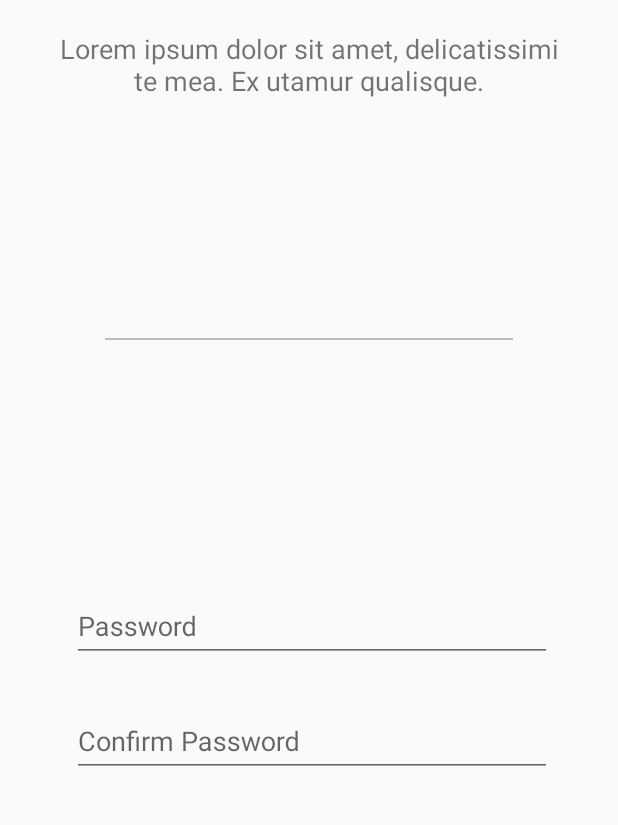
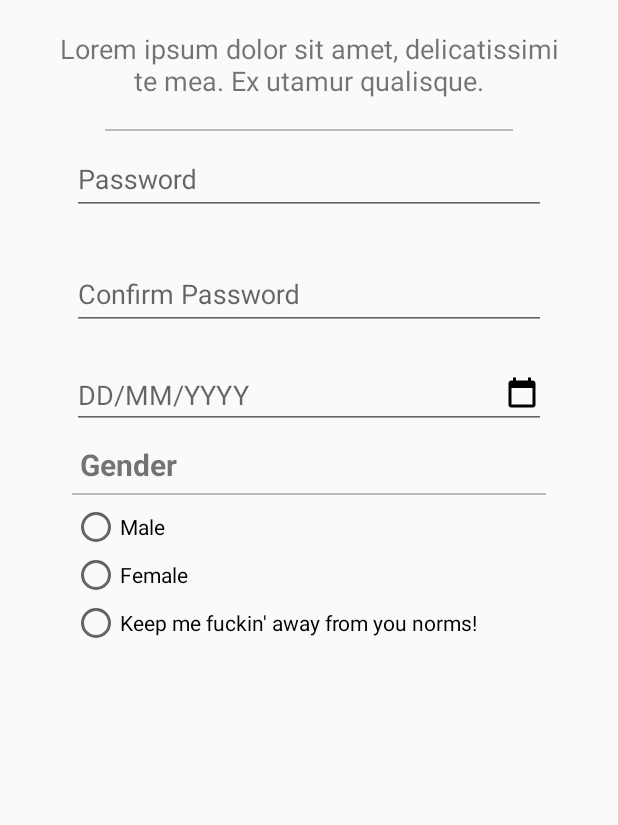
Before and after one commit to eglocc/Clapp-Android, an Android app: the fragment CreateAccountSecondFragment placed in its activity, on a phone screen of 412 x 824 dp, the part 165-990 px from its top. Run offline under Robolectric (Android 15) with nearby library versions, the phone set to English and light mode, and no system bars; our stand-ins replace data binding.

Commit message:
Update CreateAccountActivity

```diff
--- a/app/build.gradle
+++ b/app/build.gradle
@@ -18,6 +18,8 @@ android {
             proguardFiles getDefaultProguardFile('proguard-android.txt'), 'proguard-rules.pro'
         }
     }
+
+    dataBinding.enabled = true
 }
 
 dependencies {
--- a/app/src/main/AndroidManifest.xml
+++ b/app/src/main/AndroidManifest.xml
@@ -9,14 +9,13 @@
         android:roundIcon="@mipmap/ic_launcher_round"
         android:supportsRtl="true"
         android:theme="@style/AppTheme">
-        <activity android:name=".controller.AuthActivity">
+        <activity android:name=".controller.AuthActivity"></activity>
+        <activity android:name=".controller.CreateAccount">
             <intent-filter>
                 <action android:name="android.intent.action.MAIN" />
 
                 <category android:name="android.intent.category.LAUNCHER" />
             </intent-filter>
-        </activity>
-        <activity android:name=".controller.CreateAccount">
 
         </activity>
     </application>
--- a/app/src/main/java/clappapp/club/clapp/controller/CreateAccount.java
+++ b/app/src/main/java/clappapp/club/clapp/controller/CreateAccount.java
@@ -1,19 +1,14 @@
 package clappapp.club.clapp.controller;
 
-import android.support.v4.app.FragmentStatePagerAdapter;
+import android.os.Bundle;
+import android.support.v4.app.Fragment;
 import android.support.v4.app.FragmentTransaction;
-import android.support.v4.app.Fragment;
-import android.support.v4.view.PagerAdapter;
-import android.support.v4.view.ViewPager;
 import android.support.v7.app.AppCompatActivity;
-import android.os.Bundle;
-import android.view.Menu;
-import android.view.View;
 
 import clappapp.club.clapp.R;
 import clappapp.club.clapp.model.Enums;
 
-public class CreateAccount extends AppCompatActivity {
+public class CreateAccount extends AppCompatActivity implements CreateAccountFirstFragment.onArrowClickListener {
 
     private String mEmail;
     private String mName;
@@ -38,9 +33,13 @@ public class CreateAccount extends AppCompatActivity {
         ft.commit();
     }
 
-    public void setFirstThree(String email, String name, String surname) {
-        mEmail = email;
-        mName = name;
-        mSurname = surname;
+    @Override
+    public void next(String email, String name, String surname) {
+        Fragment frag = new CreateAccountSecondFragment();
+        FragmentTransaction ft = getSupportFragmentManager().beginTransaction();
+        ft.replace(R.id.create_account_frame, frag);
+        ft.addToBackStack(null);
+        ft.setTransition(FragmentTransaction.TRANSIT_FRAGMENT_OPEN);
+        ft.commit();
     }
 }
--- a/app/src/main/java/clappapp/club/clapp/controller/CreateAccountFirstFragment.java
+++ b/app/src/main/java/clappapp/club/clapp/controller/CreateAccountFirstFragment.java
@@ -1,46 +1,65 @@
 package clappapp.club.clapp.controller;
 
 
-import android.app.FragmentTransaction;
-import android.content.Intent;
+import android.content.Context;
+import android.databinding.DataBindingUtil;
 import android.os.Bundle;
 import android.support.design.widget.TextInputEditText;
 import android.support.v4.app.Fragment;
 import android.view.LayoutInflater;
 import android.view.View;
 import android.view.ViewGroup;
-import android.widget.EditText;
 import android.widget.ImageView;
 
 import clappapp.club.clapp.R;
+import clappapp.club.clapp.databinding.FragmentCreateAccountFirstBinding;
 
 /**
  * A simple {@link Fragment} subclass.
  */
 public class CreateAccountFirstFragment extends Fragment {
+
+    interface onArrowClickListener {
+        void next(String email, String name, String surname);
+    }
+
     TextInputEditText email;
     TextInputEditText name;
     TextInputEditText surname;
     ImageView forwardButton;
 
+    private FragmentCreateAccountFirstBinding mBinding;
+    private onArrowClickListener mCallback;
+
+
     public CreateAccountFirstFragment() {
         // Required empty public constructor
     }
 
+    @Override
+    public void onAttach(Context context) {
+        super.onAttach(context);
+        try {
+            mCallback = (onArrowClickListener) context;
+        } catch (ClassCastException e) {
+            throw new ClassCastException(context.toString() + "must implement onArrowClickListener.");
+        }
+    }
 
     @Override
     public View onCreateView(LayoutInflater inflater, ViewGroup container,
                              Bundle savedInstanceState) {
-        return inflater.inflate(R.layout.fragment_create_account_first, container, false);
+        mBinding = DataBindingUtil.inflate(inflater, R.layout.fragment_create_account_first, container, false);
+        return mBinding.getRoot();
     }
 
     @Override
     public void onStart() {
         super.onStart();
-        email = (TextInputEditText) getActivity().findViewById(R.id.clapper_email_input);
-        name = (TextInputEditText) getActivity().findViewById(R.id.clapper_name_input);
-        surname = (TextInputEditText) getActivity().findViewById(R.id.clapper_surname_input);
-        forwardButton = (ImageView) getActivity().findViewById(R.id.next_page_button);
+        email = mBinding.clapperEmailInput;
+        name = mBinding.clapperNameInput;
+        surname = mBinding.clapperSurnameInput;
+        forwardButton = mBinding.nextPageButton;
         forwardButton.setOnClickListener(new View.OnClickListener() {
             @Override
             public void onClick(View v) {
@@ -75,12 +94,8 @@ public class CreateAccountFirstFragment extends Fragment {
                 }
 
                 if (!error) {
-                    ((CreateAccount) getActivity()).setFirstThree(tEmail, tName, tSurname);
-                    android.support.v4.app.FragmentTransaction ft = getActivity().getSupportFragmentManager().beginTransaction();
-                    Fragment frag = new CreateAccountSecondFragment();
-                    ft.replace(R.id.create_account_frame, frag);
-                    ft.setTransition(FragmentTransaction.TRANSIT_FRAGMENT_OPEN);
-                    ft.commit();
+                    mCallback.next(tEmail, tName, tSurname);
+
                 }
             }
         });
--- a/app/src/main/java/clappapp/club/clapp/controller/CreateAccountSecondFragment.java
+++ b/app/src/main/java/clappapp/club/clapp/controller/CreateAccountSecondFragment.java
@@ -1,30 +1,52 @@
 package clappapp.club.clapp.controller;
 
-
+import android.databinding.DataBindingUtil;
 import android.os.Bundle;
+import android.support.design.widget.TextInputEditText;
 import android.support.v4.app.Fragment;
 import android.view.LayoutInflater;
 import android.view.View;
 import android.view.ViewGroup;
+import android.widget.EditText;
+import android.widget.RadioGroup;
 
 import clappapp.club.clapp.R;
+import clappapp.club.clapp.databinding.FragmentCreateAccountSecondBinding;
 
 /**
  * A simple {@link Fragment} subclass.
  */
 public class CreateAccountSecondFragment extends Fragment {
+    private FragmentCreateAccountSecondBinding mBinding;
+    private TextInputEditText mPassword;
+    private TextInputEditText mConfirmPassword;
+    private EditText mDoBPicker;
+    private RadioGroup mGenderRadioGroup;
 
 
     public CreateAccountSecondFragment() {
-        // Required empty public constructor
     }
-
 
     @Override
     public View onCreateView(LayoutInflater inflater, ViewGroup container,
                              Bundle savedInstanceState) {
-        // Inflate the layout for this fragment
-        return inflater.inflate(R.layout.fragment_create_account_second, container, false);
+        mBinding = DataBindingUtil.inflate(inflater, R.layout.fragment_create_account_second, container, false);
+        return mBinding.getRoot();
     }
 
+    @Override
+    public void onStart() {
+        super.onStart();
+        mPassword = mBinding.clapperPasswordInput;
+        mConfirmPassword = mBinding.clapperPasswordConfirmInput;
+        mDoBPicker = mBinding.clapperDobPicker;
+        mGenderRadioGroup = mBinding.clapperGenderRadioGroup;
+
+        mDoBPicker.setOnClickListener(new View.OnClickListener() {
+            @Override
+            public void onClick(View view) {
+
+            }
+        });
+    }
 }
--- a/app/src/main/res/layout/activity_create_account.xml
+++ b/app/src/main/res/layout/activity_create_account.xml
@@ -28,9 +28,10 @@
         app:layout_constraintTop_toBottomOf="@+id/create_account_header"
         app:layout_constraintRight_toRightOf="parent"
         app:layout_constraintLeft_toLeftOf="parent"
-        android:paddingTop="20sp"
-        android:paddingRight="20sp"
-        android:paddingLeft="20sp"
+        android:paddingTop="20dp"
+        android:paddingRight="20dp"
+        android:paddingLeft="20dp"
+        android:paddingBottom="20dp"
         android:text="Lorem ipsum dolor sit amet, delicatissimi te mea. Ex utamur qualisque."
         android:textAlignment="center" />
 
@@ -48,9 +49,9 @@
         tools:layout_editor_absoluteX="8dp" />
 
     <FrameLayout
-        android:id="@+id/create_account_frame"
+        android:id="@id/create_account_frame"
         android:layout_width="0dp"
-        android:layout_height="wrap_content"
+        android:layout_height="0dp"
         app:layout_constraintTop_toBottomOf="@+id/border"
         app:layout_constraintRight_toRightOf="parent"
         app:layout_constraintEnd_toEndOf="parent"
--- a/app/src/main/res/layout/fragment_create_account_first.xml
+++ b/app/src/main/res/layout/fragment_create_account_first.xml
@@ -1,7 +1,9 @@
 <?xml version="1.0" encoding="utf-8"?>
-<android.support.constraint.ConstraintLayout xmlns:android="http://schemas.android.com/apk/res/android"
-    xmlns:app="http://schemas.android.com/apk/res-auto"
-    xmlns:tools="http://schemas.android.com/tools"
+
+<layout xmlns:android="http://schemas.android.com/apk/res/android"
+    xmlns:app="http://schemas.android.com/apk/res-auto">
+
+    <android.support.constraint.ConstraintLayout
         android:layout_width="match_parent"
         android:layout_height="match_parent"
         android:paddingLeft="32dp"
@@ -12,11 +14,12 @@
             android:layout_width="match_parent"
             android:layout_height="wrap_content"
             android:orientation="vertical"
+            app:layout_constraintBottom_toTopOf="@+id/next_page_button"
+            app:layout_constraintEnd_toEndOf="parent"
+            app:layout_constraintLeft_toLeftOf="parent"
+            app:layout_constraintRight_toRightOf="parent"
             app:layout_constraintTop_toTopOf="parent"
-        app:layout_constraintBottom_toTopOf="@+id/next_page_button"
-        app:layout_constraintRight_toRightOf="parent"
-        app:layout_constraintEnd_toEndOf="parent"
-        app:layout_constraintLeft_toLeftOf="parent">
+            app:layout_constraintVertical_bias="0.49">
 
             <android.support.design.widget.TextInputLayout
                 android:id="@+id/email_input_layout"
@@ -45,7 +48,8 @@
                     android:id="@+id/clapper_name_input"
                     android:layout_width="match_parent"
                     android:layout_height="wrap_content"
-                android:hint="@string/name_hint" />
+                    android:hint="@string/name_hint"
+                    android:singleLine="true" />
 
             </android.support.design.widget.TextInputLayout>
 
@@ -60,7 +64,8 @@
                     android:id="@+id/clapper_surname_input"
                     android:layout_width="match_parent"
                     android:layout_height="wrap_content"
-                android:hint="@string/surname_hint" />
+                    android:hint="@string/surname_hint"
+                    android:singleLine="true" />
 
             </android.support.design.widget.TextInputLayout>
 
@@ -70,13 +75,15 @@
             android:id="@+id/next_page_button"
             android:layout_width="52dp"
             android:layout_height="52dp"
+            android:layout_marginTop="16dp"
             android:background="#00000000"
-        android:layout_marginTop="16dp"
             android:src="@drawable/ic_arrow_forward_black_24px"
+            app:layout_constraintBottom_toBottomOf="parent"
             app:layout_constraintEnd_toEndOf="@id/input_linear_layout"
             app:layout_constraintRight_toRightOf="@id/input_linear_layout"
-        app:layout_constraintTop_toBottomOf="@id/input_linear_layout"
-        app:layout_constraintBottom_toBottomOf="parent" />
+            app:layout_constraintTop_toBottomOf="@id/input_linear_layout" />
 
 
     </android.support.constraint.ConstraintLayout>
+
+</layout>
--- a/app/src/main/res/layout/fragment_create_account_second.xml
+++ b/app/src/main/res/layout/fragment_create_account_second.xml
@@ -1,6 +1,8 @@
-<android.support.constraint.ConstraintLayout xmlns:android="http://schemas.android.com/apk/res/android"
+<layout xmlns:android="http://schemas.android.com/apk/res/android"
     xmlns:app="http://schemas.android.com/apk/res-auto"
-    xmlns:tools="http://schemas.android.com/tools"
+    xmlns:tools="http://schemas.android.com/tools">
+
+    <android.support.constraint.ConstraintLayout
         android:layout_width="match_parent"
         android:layout_height="match_parent"
         android:paddingLeft="32dp"
@@ -8,7 +10,7 @@
         tools:context="clappapp.club.clapp.controller.CreateAccountSecondFragment">
 
         <LinearLayout
-        android:layout_width="331dp"
+            android:layout_width="match_parent"
             android:layout_height="wrap_content"
             android:orientation="vertical">
 
@@ -50,6 +52,67 @@
 
             </android.support.design.widget.TextInputLayout>
 
+            <EditText
+                android:id="@+id/clapper_dob_picker"
+                android:layout_width="match_parent"
+                android:layout_height="wrap_content"
+                android:clickable="false"
+                android:drawableRight="@drawable/calendar_blank"
+                android:hint="@string/date_format"
+                android:inputType="date" />
+
+
+            <LinearLayout
+                android:id="@+id/clapper_gender_radio_layout"
+                android:layout_width="match_parent"
+                android:layout_height="wrap_content"
+                android:orientation="vertical"
+                android:paddingTop="10dp">
+
+                <TextView
+                    android:layout_width="wrap_content"
+                    android:layout_height="wrap_content"
+                    android:layout_marginLeft="5dp"
+                    android:layout_marginStart="5dp"
+                    android:text="@string/gender"
+                    android:textSize="20dp"
+                    android:textStyle="bold" />
+
+                <View
+                    android:layout_marginTop="5dp"
+                    android:layout_marginBottom="5dp"
+                    android:layout_width="match_parent"
+                    android:layout_height="1dp"
+                    android:background="#40000000" />
+
+                <RadioGroup
+                    android:id="@+id/clapper_gender_radio_group"
+                    android:layout_width="match_parent"
+                    android:layout_height="wrap_content">
+
+                    <RadioButton
+                        android:layout_width="wrap_content"
+                        android:layout_height="wrap_content"
+                        android:text="@string/male" />
+
+
+                    <RadioButton
+                        android:layout_width="wrap_content"
+                        android:layout_height="wrap_content"
+                        android:text="@string/female" />
+
+
+                    <RadioButton
+                        android:layout_width="wrap_content"
+                        android:layout_height="wrap_content"
+                        android:text="@string/other" />
+
+                </RadioGroup>
+            </LinearLayout>
+
 
         </LinearLayout>
+
     </android.support.constraint.ConstraintLayout>
+
+</layout>
--- a/app/src/main/res/values/strings.xml
+++ b/app/src/main/res/values/strings.xml
@@ -20,6 +20,9 @@
     <string name="confirm_password">Confirm Password</string>
     <string name="date_of_birth">Date of Birth</string>
     <string name="gender">Gender</string>
+    <string name="male">Male</string>
+    <string name="female">Female</string>
+    <string name="other">Keep me fuckin\' away from you norms!</string>
     <string name="continue_as_a_guest">CONTINUE AS A GUEST</string>
 
     <string name="no_name_error">Name field can\'t be empty!</string>
@@ -32,6 +35,9 @@
     <string name="password_too_weak_error">Password must contain at least two of: letter, number, special character!</string>
     <string name="no_date_of_birth_error">Date of Birth can\'t be empty!</string>
 
+    <string name="date_format">DD/MM/YYYY</string>
+
+
     <!-- TODO: Remove or change this placeholder text -->
     <string name="hello_blank_fragment">Hello blank fragment</string>
 
```
Lines whose indentation alone changed are shown as unchanged.
